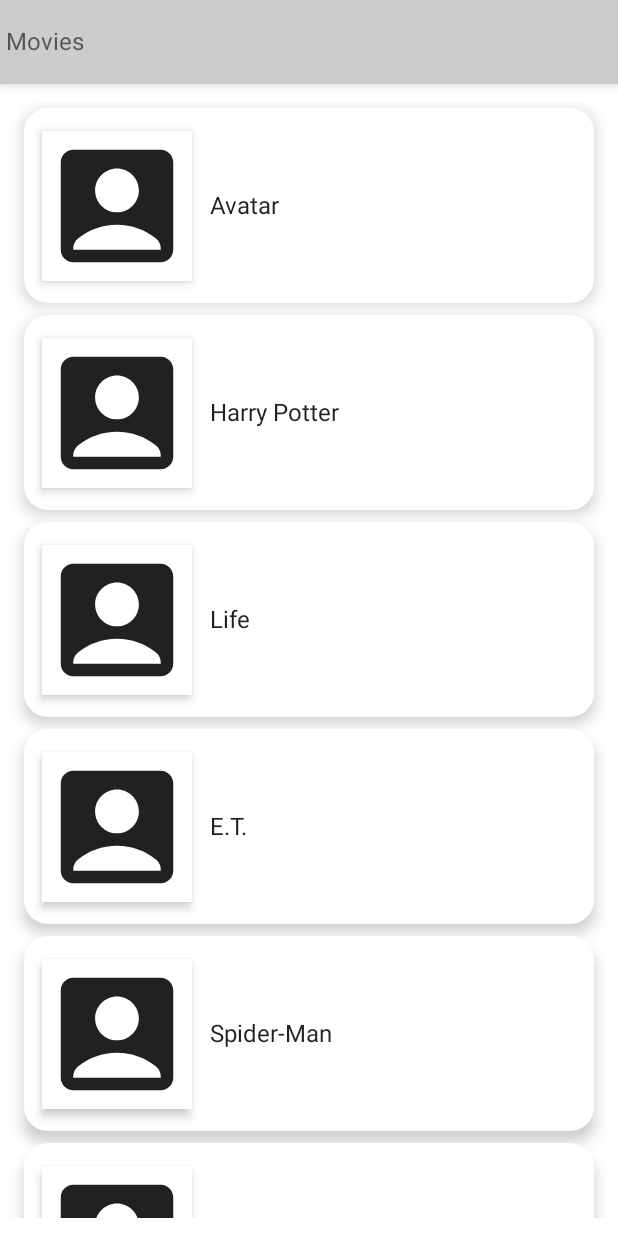
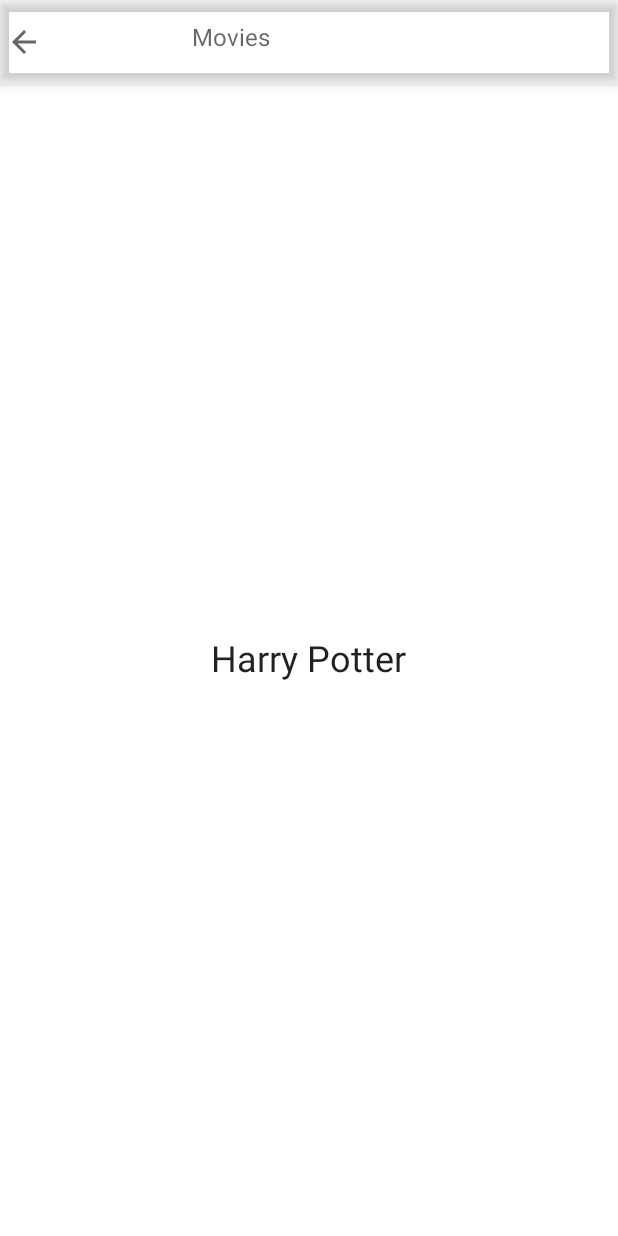
Before and after one commit to Qwerty98765432/MovieApp, an Android app built with Jetpack Compose: the screen it shows after launch (MainActivity), after a tap on "Harry Potter", on a phone screen of 412 x 824 dp. Run offline under Robolectric (Android 15) with nearby library versions, the phone set to English and light mode, and no system bars.

Commit message:
3rd commit

```diff
--- a/app/src/main/java/com/elenagrigoruta/movieapp/navigation/MovieNavigation.kt
+++ b/app/src/main/java/com/elenagrigoruta/movieapp/navigation/MovieNavigation.kt
@@ -23,7 +23,7 @@ fun MovieNavigation() {
         }
 
         composable(
-            MovieScreens.DetailScreen.name + "/ {movie}",
+            MovieScreens.DetailScreen.name + "/{movie}",
             arguments = listOf(navArgument(name = "movie") {
                 type = NavType.StringType
             })
--- a/app/src/main/java/com/elenagrigoruta/movieapp/screens/home/details/DetailsScreen.kt
+++ b/app/src/main/java/com/elenagrigoruta/movieapp/screens/home/details/DetailsScreen.kt
@@ -7,7 +7,6 @@ import androidx.compose.foundation.layout.Row
 import androidx.compose.foundation.layout.Spacer
 import androidx.compose.foundation.layout.fillMaxHeight
 import androidx.compose.foundation.layout.fillMaxWidth
-import androidx.compose.foundation.layout.height
 import androidx.compose.foundation.layout.width
 import androidx.compose.material.Icon
 import androidx.compose.material.MaterialTheme
@@ -28,7 +27,7 @@ import androidx.navigation.NavController
 fun DetailsScreen(navController: NavController, movieData: String?) {
     Scaffold(topBar = {
         TopAppBar(
-            backgroundColor = Color.LightGray,
+            backgroundColor = Color.Transparent,
             elevation = 5.dp
         ) {
             Row(horizontalArrangement = Arrangement.Start) {
@@ -40,10 +39,8 @@ fun DetailsScreen(navController: NavController, movieData: String?) {
                 Text(text = "Movies")
             }
         }
+
     }) {
-        Text(text = movieData.toString(), style = MaterialTheme.typography.h5)
-
-    }
         Surface(
             modifier = Modifier
                 .fillMaxHeight()
@@ -54,8 +51,11 @@ fun DetailsScreen(navController: NavController, movieData: String?) {
                 verticalArrangement = Arrangement.Center
             ) {
 
-            Text(text = movieData.toString(), style = MaterialTheme.typography.h5)
-            Spacer(modifier = Modifier.height(23.dp))
+                Text(
+                    text = movieData.toString(),
+                    style = MaterialTheme.typography.h5
+                )
             }
         }
     }
+}
```
Lines whose indentation alone changed are shown as unchanged.
